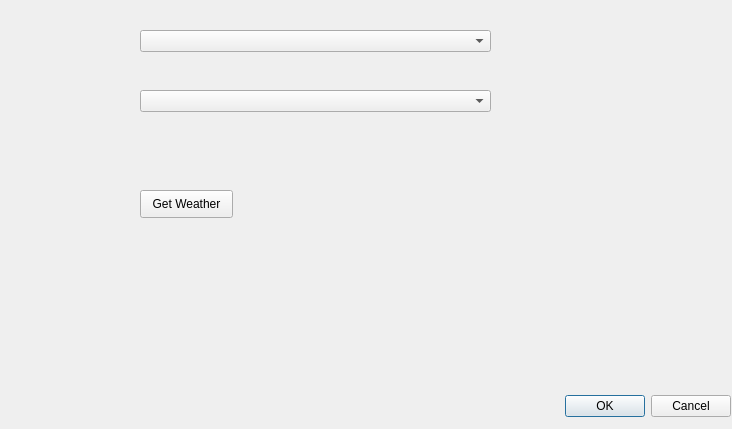
Old version of the form geo_met_dialog_base.ui in the repository a-abdelkarim/GeoMet.
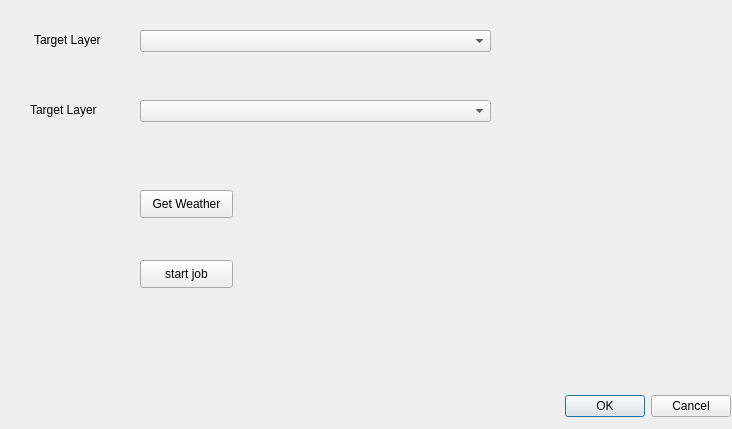
New version of the form. Custom widgets are drawn as their Qt base class.

```diff
--- a/geo_met_dialog_base.ui
+++ b/geo_met_dialog_base.ui
@@ -43,7 +43,7 @@
    <property name="geometry">
     <rect>
      <x>140</x>
-     <y>90</y>
+     <y>100</y>
      <width>351</width>
      <height>22</height>
     </rect>
@@ -62,7 +62,63 @@
     <string>Get Weather</string>
    </property>
   </widget>
+  <widget class="QgsFeaturePickerWidget" name="mFeaturePickerWidget">
+   <property name="geometry">
+    <rect>
+     <x>150</x>
+     <y>150</y>
+     <width>301</width>
+     <height>27</height>
+    </rect>
+   </property>
+  </widget>
+  <widget class="QLabel" name="label">
+   <property name="geometry">
+    <rect>
+     <x>34</x>
+     <y>30</y>
+     <width>81</width>
+     <height>20</height>
+    </rect>
+   </property>
+   <property name="text">
+    <string>Target Layer</string>
+   </property>
+  </widget>
+  <widget class="QLabel" name="label_2">
+   <property name="geometry">
+    <rect>
+     <x>30</x>
+     <y>100</y>
+     <width>81</width>
+     <height>20</height>
+    </rect>
+   </property>
+   <property name="text">
+    <string>Target Layer</string>
+   </property>
+  </widget>
+  <widget class="QPushButton" name="startJobBtn">
+   <property name="geometry">
+    <rect>
+     <x>140</x>
+     <y>260</y>
+     <width>93</width>
+     <height>28</height>
+    </rect>
+   </property>
+   <property name="text">
+    <string>start job</string>
+   </property>
+  </widget>
  </widget>
+ <customwidgets>
+  <customwidget>
+   <class>QgsFeaturePickerWidget</class>
+   <extends>QWidget</extends>
+   <header>qgsfeaturepickerwidget.h</header>
+  </customwidget>
+ </customwidgets>
  <resources/>
  <connections>
   <connection>
```
